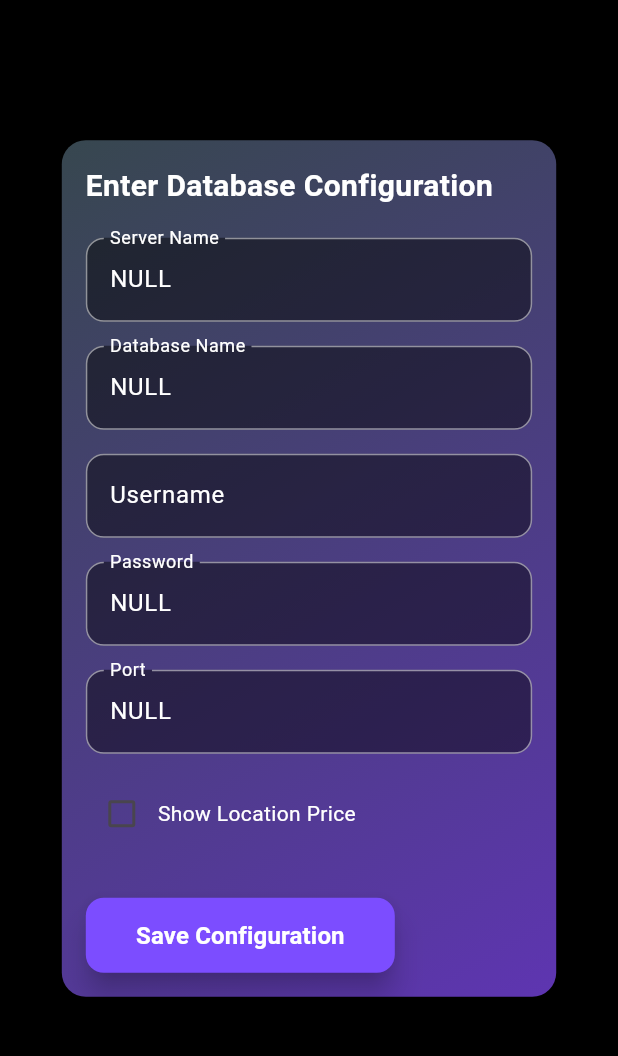
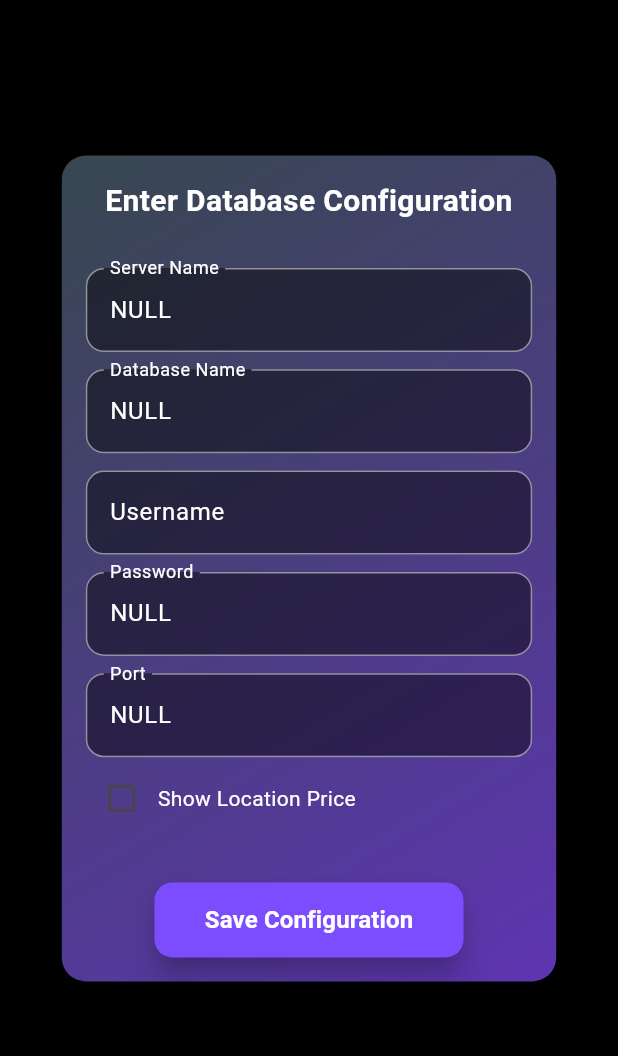
Before and after one commit to PersonX-46/PriceChecker, a Flutter app: the DatabaseConfigScreen screen opened directly, on a phone screen of 412 x 824 dp, the part 75-1131 px from its top. Run offline on Flutter 3.47's test engine with Material 3 defaults, Android fonts, the phone set to English and light mode, and no system bars; our stand-ins replace fluttertoast, shared_preferences; missing offline and left inert: mssql_connection; accounts and stored records are empty.

Commit message:
add a responsive layout for landscape mode

```diff
--- a/lib/configuration_screen.dart
+++ b/lib/configuration_screen.dart
@@ -55,7 +55,7 @@ class _DatabaseConfigScreenState extends State<DatabaseConfigScreen> {
         builder: (context, constraints) {
           final isLandscape = constraints.maxWidth > constraints.maxHeight;
           final containerWidth = isLandscape
-              ? constraints.maxWidth * 0.4
+              ? constraints.maxWidth * 0.8
               : constraints.maxWidth * 0.8;
 
           double screenWidth = MediaQuery.of(context).size.width;
@@ -114,7 +114,7 @@ class _DatabaseConfigScreenState extends State<DatabaseConfigScreen> {
                             ),
                             padding: const EdgeInsets.all(16),
                             child: Column(
-                              crossAxisAlignment: CrossAxisAlignment.start,
+                              crossAxisAlignment: CrossAxisAlignment.center,
                               children: [
                                 const Text(
                                   "Enter Database Configuration",
@@ -125,17 +125,31 @@ class _DatabaseConfigScreenState extends State<DatabaseConfigScreen> {
                                   ),
                                   textAlign: TextAlign.center,
                                 ),
-                                const SizedBox(height: 20),
-                                _buildTextField(serverController, 'Server Name'),
-                                const SizedBox(height: 16),
-                                _buildTextField(databaseController, 'Database Name'),
-                                const SizedBox(height: 16),
-                                _buildTextField(usernameController, 'Username'),
-                                const SizedBox(height: 16),
-                                _buildTextField(passwordController, 'Password'),
-                                const SizedBox(height: 16),
-                                _buildTextField(portController, 'Port'),
-                                const SizedBox(height: 16),
+                                const SizedBox(height: 30,),
+                                GridView.builder(
+                                  gridDelegate: SliverGridDelegateWithFixedCrossAxisCount(
+                                    crossAxisCount: isLandscape ? 2 : 1,
+                                    crossAxisSpacing: 8,
+                                    mainAxisSpacing: 8,
+                                    childAspectRatio: 5,
+                                  ),
+                                  shrinkWrap: true,
+                                  itemCount: 5,
+                                  itemBuilder: (context, index){
+                                    if (index == 0){
+                                      return _buildTextField(serverController, 'Server Name');
+                                    } else if (index == 1){
+                                      return _buildTextField(databaseController, 'Database Name');
+                                    }else if (index == 2){
+                                      return _buildTextField(usernameController, 'Username');
+                                    }else if (index == 3){
+                                      return _buildTextField(passwordController, 'Password');
+                                    }else if (index == 4){
+                                      return _buildTextField(portController, 'Port');
+                                    }
+                                    return null;
+                                  },
+                                ),
                                 Row(
                                   children: [
                                     Checkbox(
@@ -154,7 +168,8 @@ class _DatabaseConfigScreenState extends State<DatabaseConfigScreen> {
                                   ],
                                 ),
                                 const SizedBox(height: 32),
-                                ElevatedButton(
+                                Center(
+                                  child: ElevatedButton(
                                     style: ElevatedButton.styleFrom(
                                       minimumSize:
                                       Size(constraints.maxWidth * 0.5, 50),
@@ -174,6 +189,7 @@ class _DatabaseConfigScreenState extends State<DatabaseConfigScreen> {
                                       ),
                                     ),
                                   ),
+                                )
                               ],
                             ),
                           ),
```
Lines whose indentation alone changed are shown as unchanged.
